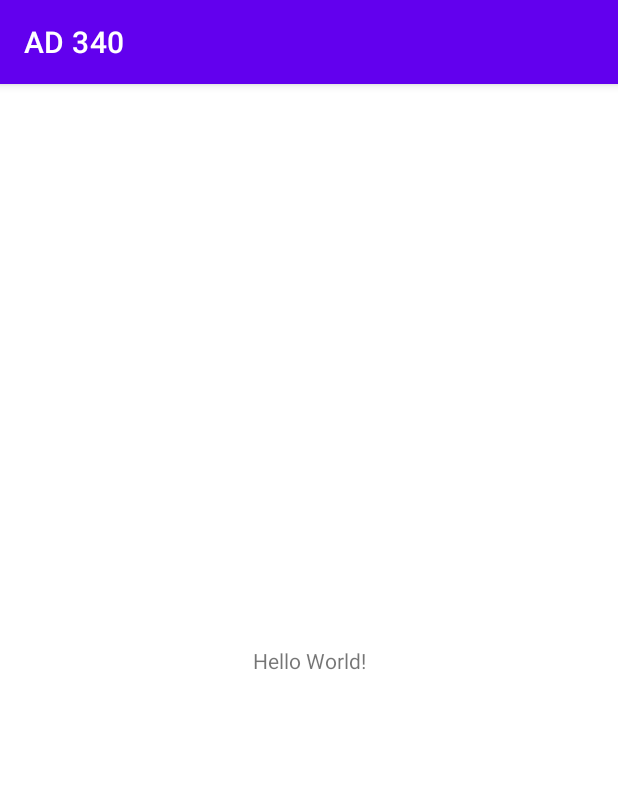
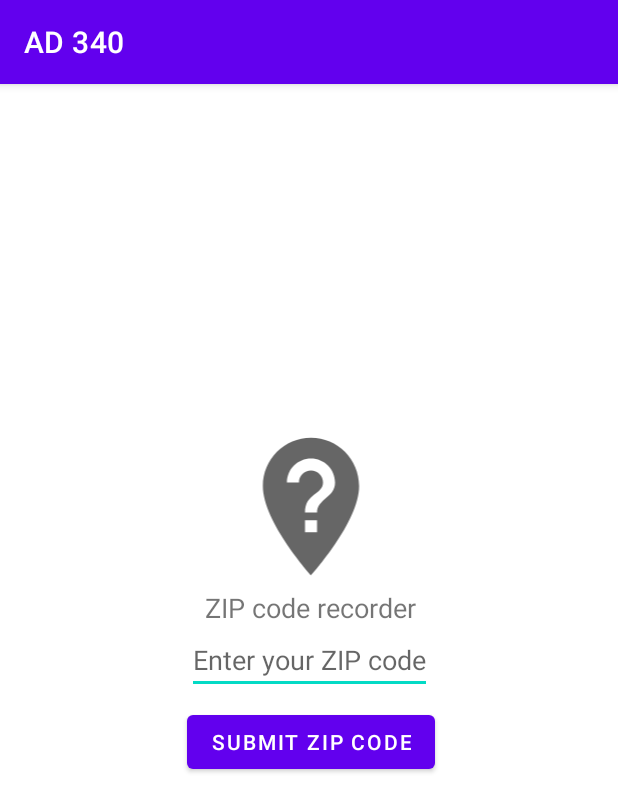
Before and after one commit to MoShabayk/Project_1-ZIP_Recorder, an Android app: the screen it shows after launch (MainActivity), on a phone screen of 412 x 824 dp. Shown: the top 812 px of the screen. Run offline under Robolectric (Android 15) with nearby library versions, the phone set to English and light mode, and no system bars.

Commit message:
Project 1 - ZIP recorder

```diff
--- a/app/src/main/java/com/example/ad340/MainActivity.kt
+++ b/app/src/main/java/com/example/ad340/MainActivity.kt
@@ -2,10 +2,63 @@ package com.example.ad340
 
 import androidx.appcompat.app.AppCompatActivity
 import android.os.Bundle
+import android.widget.Button
+import android.widget.EditText
+import android.widget.Toast
 
 class MainActivity : AppCompatActivity() {
+
+    // region Setup Methods
     override fun onCreate(savedInstanceState: Bundle?) {
         super.onCreate(savedInstanceState)
         setContentView(R.layout.activity_main)
+
+        val zipcodeEditText: EditText = findViewById(R.id.zipCodeEditText)
+        val submitButton: Button = findViewById(R.id.submitButton)
+
+            submitButton.setOnClickListener {
+                val zipcode : String = zipcodeEditText.text.toString()
+
+                if (zipcode.length != 5)
+                {
+                    Toast.makeText(this, R.string.zip_entry_error, Toast.LENGTH_SHORT).show()
+                }
+                else
+                {
+                    Toast.makeText(this, zipcode, Toast.LENGTH_SHORT).show()
+                }
+
+
+
+            }
+
     }
+
+    override fun onStart() {
+        super.onStart()
+    }
+
+    override fun onResume() {
+        super.onResume()
+
+    }
+
+    // endregion Setup Methods
+
+    //region teardown Methods
+
+    override fun onPause() {
+        super.onPause()
+    }
+
+    override fun onStop() {
+        super.onStop()
+    }
+
+    override fun onDestroy() {
+        super.onDestroy()
+    }
+
+    // endregion teardown Methods
+
 }
--- /dev/null
+++ b/app/src/main/res/drawable/ic_baseline_not_listed_location_24.xml
@@ -0,0 +1,10 @@
+<vector xmlns:android="http://schemas.android.com/apk/res/android"
+    android:width="24dp"
+    android:height="24dp"
+    android:viewportWidth="24"
+    android:viewportHeight="24"
+    android:tint="?attr/colorControlNormal">
+  <path
+      android:fillColor="@android:color/white"
+      android:pathData="M12,2C8.14,2 5,5.14 5,9c0,5.25 7,13 7,13s7,-7.75 7,-13c0,-3.86 -3.14,-7 -7,-7zM12.88,15.75h-1.75L11.13,14h1.75v1.75zM12.88,12.88h-1.75c0,-2.84 2.62,-2.62 2.62,-4.38 0,-0.96 -0.79,-1.75 -1.75,-1.75s-1.75,0.79 -1.75,1.75L8.5,8.5C8.5,6.57 10.07,5 12,5s3.5,1.57 3.5,3.5c0,2.19 -2.62,2.41 -2.62,4.38z"/>
+</vector>
--- a/app/src/main/res/layout/activity_main.xml
+++ b/app/src/main/res/layout/activity_main.xml
@@ -1,18 +1,57 @@
 <?xml version="1.0" encoding="utf-8"?>
-<androidx.constraintlayout.widget.ConstraintLayout xmlns:android="http://schemas.android.com/apk/res/android"
+<androidx.constraintlayout.widget.ConstraintLayout
+    android:orientation="vertical"
+    xmlns:android="http://schemas.android.com/apk/res/android"
     xmlns:app="http://schemas.android.com/apk/res-auto"
     xmlns:tools="http://schemas.android.com/tools"
     android:layout_width="match_parent"
     android:layout_height="match_parent"
     tools:context=".MainActivity">
 
+
     <TextView
+        android:id="@+id/title"
         android:layout_width="wrap_content"
         android:layout_height="wrap_content"
-        android:text="Hello World!"
+        android:text="ZIP code recorder"
+        android:textSize="@dimen/title_text_height"
+        app:layout_constraintBottom_toTopOf="@+id/zipCodeEditText"
+        app:layout_constraintEnd_toEndOf="@+id/zipCodeEditText"
+        app:layout_constraintHorizontal_bias="0.523"
+        app:layout_constraintStart_toStartOf="@+id/zipCodeEditText" />
+
+    <ImageView
+        android:id="@+id/enterButton"
+        android:layout_width="197dp"
+        android:layout_height="110dp"
+
+        android:src="@drawable/ic_baseline_not_listed_location_24"
+        app:layout_constraintBottom_toTopOf="@+id/title"
+        app:layout_constraintEnd_toEndOf="@+id/title"
+        app:layout_constraintStart_toStartOf="@+id/title" />
+
+    <EditText
+        android:id="@+id/zipCodeEditText"
+        android:layout_width="wrap_content"
+        android:layout_height="wrap_content"
+        android:hint="Enter your ZIP code"
+        android:inputType="number"
         app:layout_constraintBottom_toBottomOf="parent"
-        app:layout_constraintLeft_toLeftOf="parent"
-        app:layout_constraintRight_toRightOf="parent"
+        app:layout_constraintEnd_toEndOf="parent"
+        app:layout_constraintStart_toStartOf="parent"
         app:layout_constraintTop_toTopOf="parent" />
 
+    <Button
+        android:id="@+id/submitButton"
+        android:layout_width="wrap_content"
+        android:layout_height="wrap_content"
+        android:layout_marginTop="8dp"
+
+        android:text="Submit ZIP code"
+        app:layout_constraintEnd_toEndOf="@+id/zipCodeEditText"
+        app:layout_constraintHorizontal_bias="0.0"
+        app:layout_constraintStart_toStartOf="@+id/zipCodeEditText"
+        app:layout_constraintTop_toBottomOf="@+id/zipCodeEditText" />
+
+
 </androidx.constraintlayout.widget.ConstraintLayout>
--- /dev/null
+++ b/app/src/main/res/values/dimens.xml
@@ -0,0 +1,4 @@
+<?xml version="1.0" encoding="utf-8"?>
+<resources>
+    <dimen name="title_text_height">18sp</dimen>
+</resources>
--- a/app/src/main/res/values/strings.xml
+++ b/app/src/main/res/values/strings.xml
@@ -1,3 +1,5 @@
 <resources>
     <string name="app_name">AD 340</string>
+
+    <string name="zip_entry_error">"Please enter a valid ZIP code"</string>
 </resources>
```
